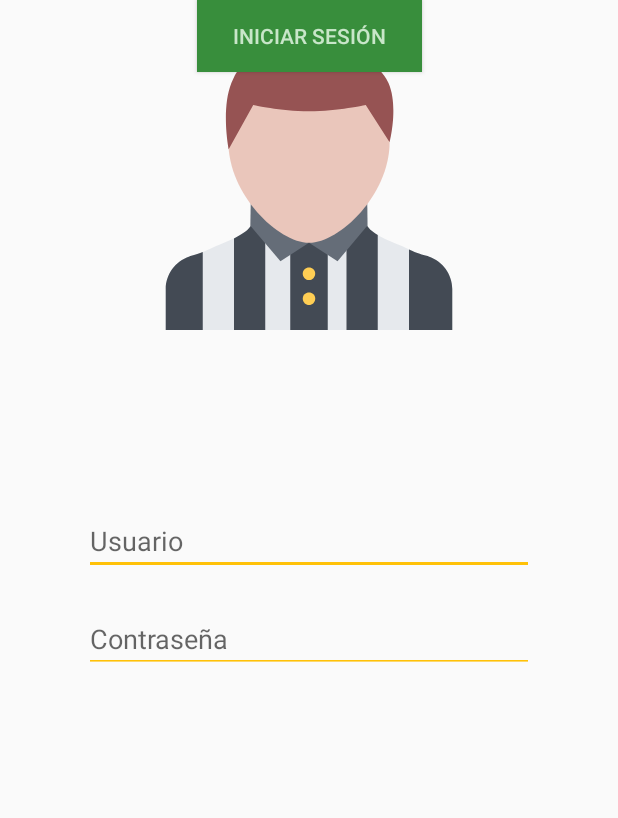
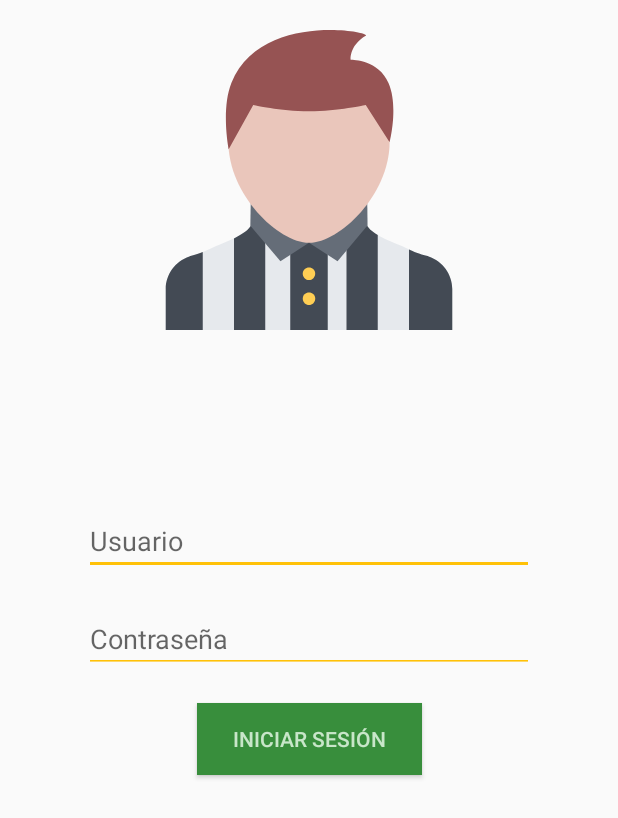
Before and after one commit to marioglez/arbitrApp, an Android app: the screen it shows after launch (LoginScreen), on a phone screen of 412 x 824 dp. Shown: the top 818 px of the screen. Run offline under Robolectric (Android 15) with nearby library versions, the phone set to English and light mode, and no system bars; our stand-ins replace Firebase (no records; nobody signed in at launch, a user with empty details on screens opened directly).

Commit message:
Solucionado Error en loginScreen
No se habia modificado la referencia al id de un elemento cambiado anteriormente

```diff
--- a/app/src/main/res/layout/activity_login_screen.xml
+++ b/app/src/main/res/layout/activity_login_screen.xml
@@ -72,7 +72,7 @@
         app:layout_constraintEnd_toEndOf="parent"
         app:layout_constraintHorizontal_bias="0.5"
         app:layout_constraintStart_toStartOf="parent"
-        app:layout_constraintTop_toBottomOf="@+id/contraseña" />
+        app:layout_constraintTop_toBottomOf="@+id/contrasena" />
 
     <ImageView
         android:id="@+id/image_fail"
```
